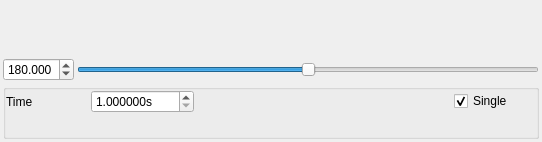
Before: the Qt Designer form source/wnd/ui/axesknob.ui in ww4u/megarobostudio, drawn with Qt 5.
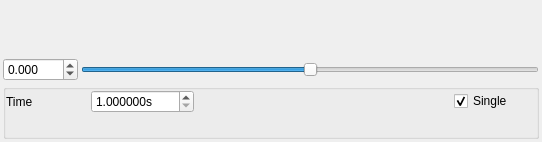
After: the same form once the commit is applied. Icons and pictures are not drawn. Custom widgets are drawn as their Qt base class.

Diff of the .ui file:
```diff
--- a/source/wnd/ui/axesknob.ui
+++ b/source/wnd/ui/axesknob.ui
@@ -61,6 +61,9 @@
        <property name="decimals">
         <number>3</number>
        </property>
+       <property name="minimum">
+        <double>-360.000000000000000</double>
+       </property>
        <property name="maximum">
         <double>360.000000000000000</double>
        </property>
@@ -68,17 +71,20 @@
         <double>0.100000000000000</double>
        </property>
        <property name="value">
-        <double>180.000000000000000</double>
+        <double>0.000000000000000</double>
        </property>
       </widget>
      </item>
      <item>
       <widget class="QSlider" name="sliderValue">
+       <property name="minimum">
+        <number>-360</number>
+       </property>
        <property name="maximum">
         <number>360</number>
        </property>
        <property name="value">
-        <number>180</number>
+        <number>0</number>
        </property>
        <property name="orientation">
         <enum>Qt::Horizontal</enum>
@@ -214,18 +220,18 @@
   </layout>
  </widget>
  <customwidgets>
-  <customwidget>
-   <class>PageOption</class>
-   <extends>QWidget</extends>
-   <header>pageoption.h</header>
-   <container>1</container>
-  </customwidget>
   <customwidget>
    <class>LRButton</class>
    <extends>QWidget</extends>
    <header>lrbutton.h</header>
    <container>1</container>
   </customwidget>
+  <customwidget>
+   <class>PageOption</class>
+   <extends>QWidget</extends>
+   <header>pageoption.h</header>
+   <container>1</container>
+  </customwidget>
  </customwidgets>
  <resources/>
  <connections/>
```
